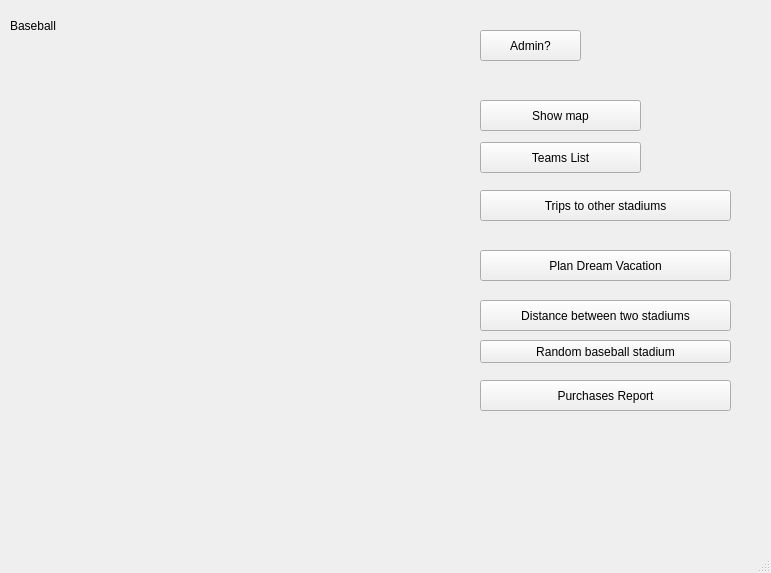
First picture: the form in mainwindow.ui, repository ellenyim8/project2, before the edit.
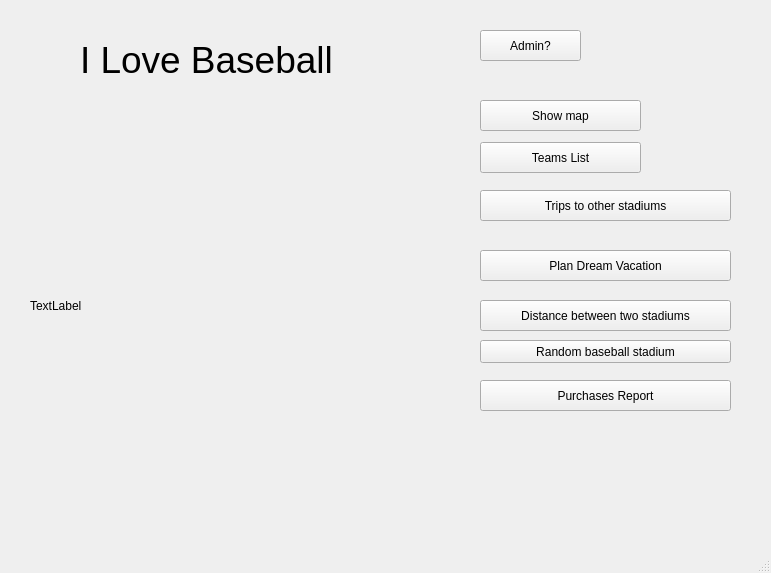
Second picture: the form after the edit.

```diff
--- a/mainwindow.ui
+++ b/mainwindow.ui
@@ -17,14 +17,20 @@
    <widget class="QLabel" name="title">
     <property name="geometry">
      <rect>
-      <x>10</x>
+      <x>80</x>
       <y>10</y>
-      <width>151</width>
-      <height>31</height>
+      <width>361</width>
+      <height>101</height>
      </rect>
     </property>
+    <property name="maximumSize">
+     <size>
+      <width>361</width>
+      <height>101</height>
+     </size>
+    </property>
     <property name="text">
-     <string>Baseball</string>
+     <string>&lt;html&gt;&lt;head/&gt;&lt;body&gt;&lt;p&gt;&lt;span style=&quot; font-size:28pt;&quot;&gt;I Love Baseball&lt;/span&gt;&lt;/p&gt;&lt;/body&gt;&lt;/html&gt;</string>
     </property>
    </widget>
    <widget class="QPushButton" name="admin">
@@ -131,6 +137,19 @@
      <string>Random baseball stadium</string>
     </property>
    </widget>
+   <widget class="QLabel" name="label">
+    <property name="geometry">
+     <rect>
+      <x>30</x>
+      <y>150</y>
+      <width>401</width>
+      <height>311</height>
+     </rect>
+    </property>
+    <property name="text">
+     <string>TextLabel</string>
+    </property>
+   </widget>
   </widget>
   <widget class="QMenuBar" name="menubar">
    <property name="geometry">
```
